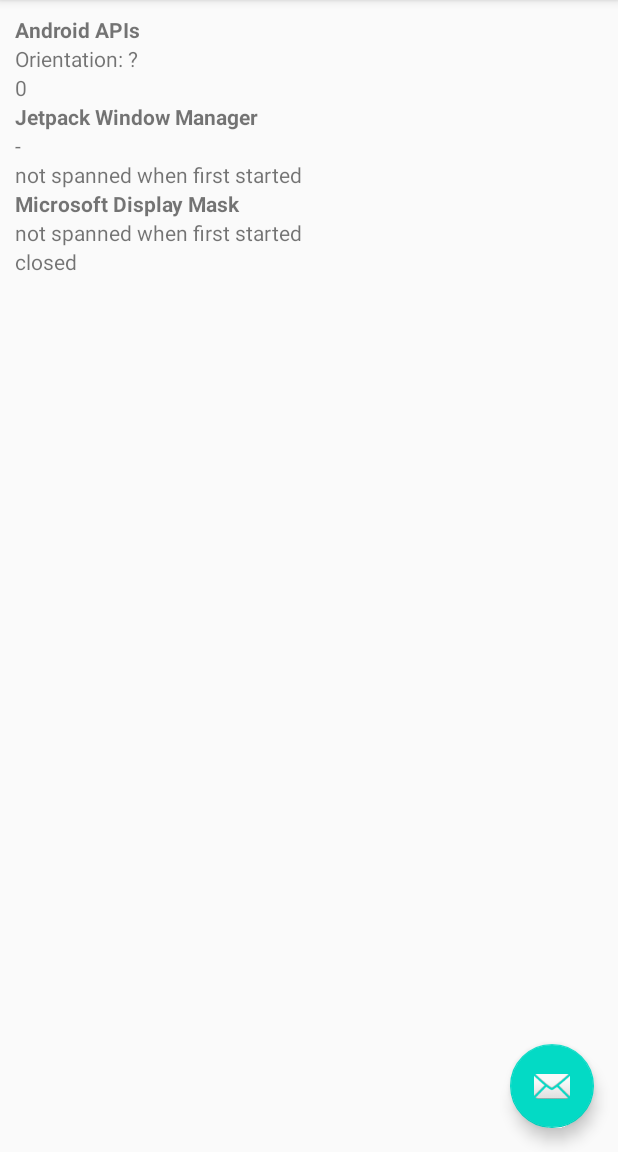
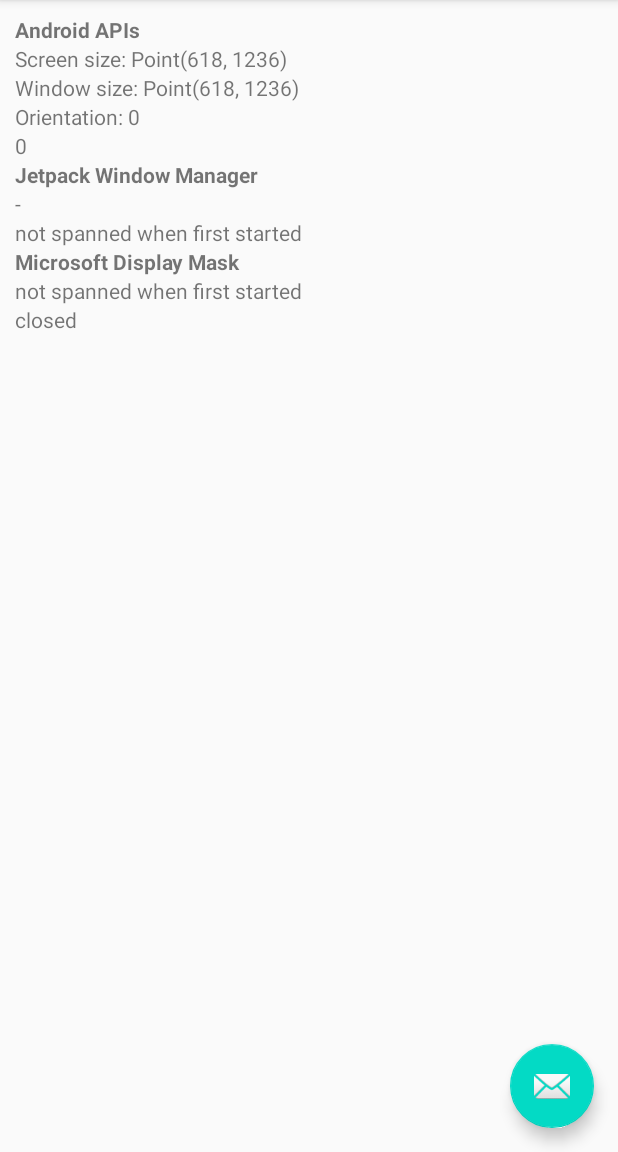
Before and after one commit to conceptdev/kotlin-samples, an Android app: the screen it shows after launch (MainActivity), on a phone screen of 412 x 824 dp, the part 84-1236 px from its top. Run offline under Robolectric (Android 15) with nearby library versions, the phone set to English and light mode, and no system bars; libraries missing offline, so code that uses them is left out: androidx.window, com.microsoft.device; 3 statements that could not run were skipped.

Commit message:
screen size

```diff
--- a/Postures/app/src/main/java/com/microsoft/device/dualscreen/postures/MainActivity.kt
+++ b/Postures/app/src/main/java/com/microsoft/device/dualscreen/postures/MainActivity.kt
@@ -1,15 +1,22 @@
 package com.microsoft.device.dualscreen.postures
 
+import android.content.Context
+import android.content.pm.ActivityInfo
 import android.content.res.Configuration
+import android.graphics.Point
 import android.graphics.Rect
 import android.hardware.Sensor
 import android.hardware.SensorEvent
 import android.hardware.SensorEventListener
 import android.hardware.SensorManager
+import android.hardware.display.DisplayManager
+import android.os.Build
 import android.os.Bundle
 import android.os.Handler
 import android.os.Looper
+import android.util.DisplayMetrics
 import android.util.Log
+import android.view.Display
 import android.view.Menu
 import android.view.MenuItem
 import androidx.appcompat.app.AppCompatActivity
@@ -19,7 +26,9 @@ import kotlinx.android.synthetic.main.fragment_first.*
 import java.time.LocalDateTime
 import java.util.concurrent.Executor
 
-
+/**
+ * Google sample https://github.com/android/user-interface-samples/blob/master/WindowManager/app/src/main/java/com/example/windowmanagersample/DisplayFeaturesActivity.kt
+ */
 class MainActivity : AppCompatActivity() {
 
     private val TAG = "PosturesTest"
@@ -29,14 +38,29 @@ class MainActivity : AppCompatActivity() {
     }
 
     private lateinit var wm: WindowManager
+    private var screenSize: Point = Point()
+    private var metrics: DisplayMetrics = DisplayMetrics()
+    private lateinit var windowSize: Point
 
     override fun onCreate(savedInstanceState: Bundle?) {
         super.onCreate(savedInstanceState)
         setContentView(R.layout.activity_main)
         setSupportActionBar(findViewById(R.id.toolbar))
 
-        // hinge angle
+        // Hinge angle sensor
         setupSensors()
+
+        // Screen size
+        var displayManager: DisplayManager = this.baseContext.getSystemService(Context.DISPLAY_SERVICE) as DisplayManager
+        var defaultDisplay = displayManager.getDisplay(Display.DEFAULT_DISPLAY)
+        if (Build.VERSION.SDK_INT >= Build.VERSION_CODES.M){
+            var displayMode = defaultDisplay.mode
+            screenSize = Point(displayMode.physicalWidth, displayMode.physicalHeight)
+            log ("CREATE: Screen size: ${screenSize}")
+        }
+
+        // TEST size when forced orientation
+        //requestedOrientation = ActivityInfo.SCREEN_ORIENTATION_PORTRAIT
 
         // Jetpack Window Manager
         wm = WindowManager(this, null)
@@ -46,11 +70,6 @@ class MainActivity : AppCompatActivity() {
                 jwm_posture.text = "Posture: ${deviceState.toString()}"
                 log ("DEVICE_STATE: Posture: ${deviceState.toString()}")
             })
-
-//        findViewById<FloatingActionButton>(R.id.fab).setOnClickListener { view ->
-//            Snackbar.make(view, "Replace with your own action", Snackbar.LENGTH_LONG)
-//                    .setAction("Action", null).show()
-//        }
     }
 
     override fun onConfigurationChanged(newConfig: Configuration) {
@@ -69,6 +88,13 @@ class MainActivity : AppCompatActivity() {
             dm_mask.text = "Spanned, hinge: ${mask.toString()}"
         }
 
+        // Window size
+        var display = this.window.decorView.display
+        display.getRealMetrics(metrics)
+        windowSize = Point(metrics.widthPixels, metrics.heightPixels)
+        a_windowsize.text = "Window size: ${windowSize}"
+        log ("CONFIG_CHANGED: Display metrics: ${metrics}")
+
         log ("CONFIG_CHANGED: Orientation: ${newConfig.orientation} Hinge: ${mask.toString()}")
     }
 
@@ -79,9 +105,24 @@ class MainActivity : AppCompatActivity() {
             handler.post(it)
         }
     }
-    // Jetpack Window Manager
+
     override fun onAttachedToWindow() {
         super.onAttachedToWindow()
+
+        // Screen size
+        a_screensize.text = "Screen size: ${screenSize}"
+
+        // Window size
+        var display = this.window.decorView.display
+        display.getRealMetrics(metrics)
+        windowSize = Point(metrics.widthPixels, metrics.heightPixels)
+        a_windowsize.text = "Window size: ${windowSize}"
+        log ("ATTACHED_TO_WINDOW: Display metrics: ${metrics}")
+
+        // Orientation
+        a_orientation.text = "Orientation: ${display.rotation}"
+
+        // Jetpack Window Manager
         wm.registerLayoutChangeCallback(
             runOnUiThreadExecutor(),
             { windowLayoutInfo ->
@@ -90,6 +131,14 @@ class MainActivity : AppCompatActivity() {
             })
     }
 
+    override fun onDetachedFromWindow() {
+        super.onDetachedFromWindow()
+        //TODO: wm.unregisterLayoutChangeCallback(layoutStateChangeCallback)
+    }
+    override fun onDestroy() {
+        super.onDestroy()
+        //TODO: wm.unregisterDeviceStateChangeCallback(deviceStateChangeCallback)
+    }
 
     private val HINGE_ANGLE_SENSOR_NAME = "Hinge Angle"
 
@@ -128,7 +177,7 @@ class MainActivity : AppCompatActivity() {
             }
 
             override fun onAccuracyChanged(sensor: Sensor?, accuracy: Int) {
-                //TODO
+                //TODO if required
             }
         }
     }
@@ -162,7 +211,10 @@ class MainActivity : AppCompatActivity() {
         // automatically handle clicks on the Home/Up button, so long
         // as you specify a parent activity in AndroidManifest.xml.
         return when (item.itemId) {
-            R.id.action_settings -> true
+            R.id.action_settings -> {
+                onAttachedToWindow()
+                true
+            }
             else -> super.onOptionsItemSelected(item)
         }
     }
--- a/Postures/app/src/main/res/layout/fragment_first.xml
+++ b/Postures/app/src/main/res/layout/fragment_first.xml
@@ -18,13 +18,36 @@
         app:layout_constraintEnd_toEndOf="parent"
         app:layout_constraintStart_toStartOf="parent"
         />
+
+    <TextView
+        android:id="@+id/a_screensize"
+        android:layout_width="match_parent"
+        android:layout_height="wrap_content"
+        android:textAlignment="viewStart"
+        android:text="Screen size: ?"
+        app:layout_constraintTop_toBottomOf="@id/a_title"
+        app:layout_constraintEnd_toEndOf="parent"
+        app:layout_constraintStart_toStartOf="parent"
+        />
+
+    <TextView
+        android:id="@+id/a_windowsize"
+        android:layout_width="match_parent"
+        android:layout_height="wrap_content"
+        android:textAlignment="viewStart"
+        android:text="Screen size: ?"
+        app:layout_constraintTop_toBottomOf="@id/a_screensize"
+        app:layout_constraintEnd_toEndOf="parent"
+        app:layout_constraintStart_toStartOf="parent"
+        />
+
     <TextView
         android:id="@+id/a_orientation"
         android:layout_width="match_parent"
         android:layout_height="wrap_content"
         android:textAlignment="viewStart"
         android:text="Orientation: ?"
-        app:layout_constraintTop_toBottomOf="@id/a_title"
+        app:layout_constraintTop_toBottomOf="@id/a_windowsize"
         app:layout_constraintEnd_toEndOf="parent"
         app:layout_constraintStart_toStartOf="parent"
         />
```
